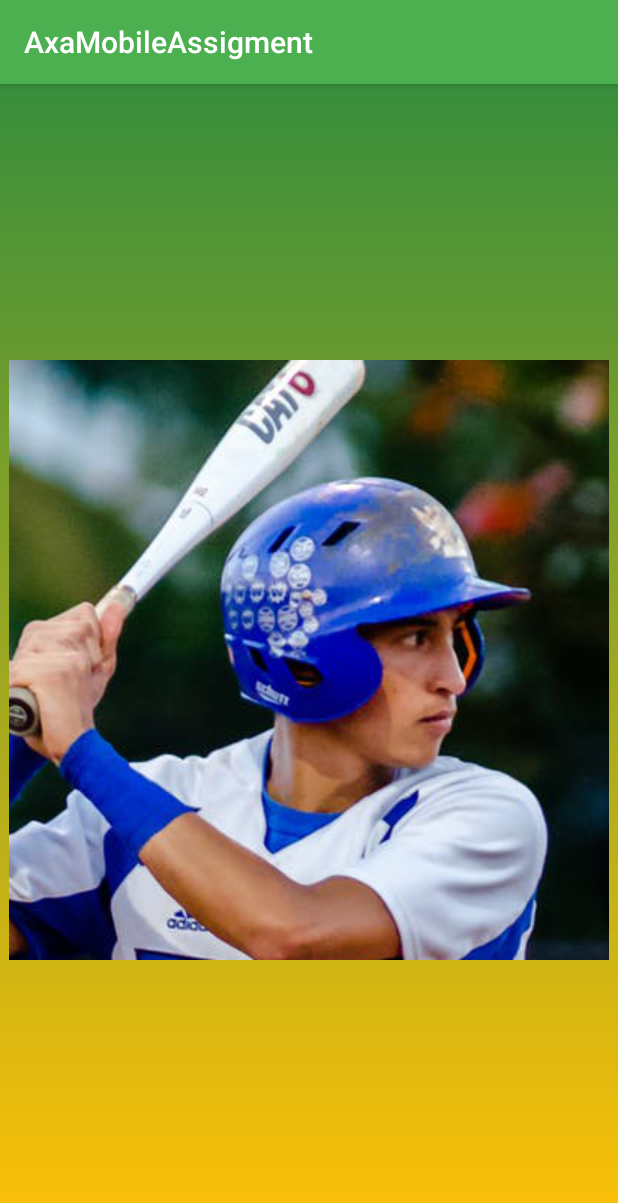
After one commit to ernest75/AxaAssigment, an Android app: the PhotoDetailActivity screen opened directly, with no data from a screen before it, on a phone screen of 412 x 824 dp. The commit adds this screen. Shown: the top 1203 px of the screen. Run offline under Robolectric (Android 15) with nearby library versions, the phone set to English and light mode, and no system bars; our stand-ins replace Dagger/Hilt's generated code; pictures from the network do not load; 1 statement that could not run was skipped.

Commit message:
Clean up and added PhotoDetail

```diff
--- a/AxaMobileAssigment/app/build.gradle
+++ b/AxaMobileAssigment/app/build.gradle
@@ -33,6 +33,8 @@ dependencies {
     //Volley library dependency used to do the server peticions and to use it's NetworkImageView to show pictures from a url
     implementation 'com.android.volley:volley:1.1.1'
     androidTestImplementation 'junit:junit:4.12'
+    testImplementation 'org.mockito:mockito-core:2.12.0'
+    androidTestImplementation 'org.mockito:mockito-android:2.7.22'
     implementation 'com.squareup.retrofit2:retrofit:2.3.0'
     implementation 'com.squareup.retrofit2:converter-gson:2.3.0'
 
--- /dev/null
+++ b/AxaMobileAssigment/app/src/main/java/com/example/ernest/axamobileassigment/PhotoDetailActivity.java
@@ -0,0 +1,65 @@
+package com.example.ernest.axamobileassigment;
+
+import android.content.Context;
+import android.content.Intent;
+import android.support.v7.app.AppCompatActivity;
+import android.os.Bundle;
+import android.util.Log;
+import android.view.View;
+import android.widget.ImageView;
+
+import com.bumptech.glide.GenericTransitionOptions;
+import com.example.ernest.axamobileassigment.glide.GlideApp;
+import com.example.ernest.axamobileassigment.screens.common.activities.BaseActivity;
+
+import javax.inject.Inject;
+
+public class PhotoDetailActivity extends BaseActivity {
+
+
+    private static final String LOG_TAG = "PhotoDetailActivity";
+    ImageView ivGnomePicture;
+
+    @Inject
+    Context mContext;
+
+
+    @Override
+    protected void onCreate(Bundle savedInstanceState) {
+        super.onCreate(savedInstanceState);
+        setContentView(R.layout.activity_photo_detail);
+
+        getPresentationComponent().inject(this);
+
+        ivGnomePicture = findViewById(R.id.ivGnomePhoto);
+
+
+    }
+
+    @Override
+    protected void onResume() {
+        super.onResume();
+        Intent intent = getIntent();
+        String urlImage = intent.getStringExtra(Constants.GNOME_PICTURE);
+        GlideApp
+                .with(mContext)
+                .load(urlImage)
+                .centerCrop()
+                .transition(GenericTransitionOptions.with(R.anim.zoom_in))
+                .into(ivGnomePicture);
+
+    }
+
+    @Override
+    protected void onDestroy() {
+        Log.e(LOG_TAG, "IS CALLED");
+        super.onDestroy();
+    }
+
+    @Override
+    public void onBackPressed() {
+        ivGnomePicture.setVisibility(View.GONE);
+        super.onBackPressed();
+
+    }
+}
--- a/AxaMobileAssigment/app/src/main/java/com/example/ernest/axamobileassigment/dependencyinjection/presentation/PresentationComponent.java
+++ b/AxaMobileAssigment/app/src/main/java/com/example/ernest/axamobileassigment/dependencyinjection/presentation/PresentationComponent.java
@@ -4,6 +4,7 @@ package com.example.ernest.axamobileassigment.dependencyinjection.presentation;
 
 import com.example.ernest.axamobileassigment.GnomesDetail;
 import com.example.ernest.axamobileassigment.MainActivity;
+import com.example.ernest.axamobileassigment.PhotoDetailActivity;
 
 import javax.inject.Singleton;
 
@@ -16,4 +17,6 @@ public interface PresentationComponent {
     void inject(MainActivity mainActivity);
 
     void inject(GnomesDetail gnomesDetail);
+
+    void inject(PhotoDetailActivity photoDetailActivity);
 }
--- /dev/null
+++ b/AxaMobileAssigment/app/src/main/res/anim/zoom_in.xml
@@ -0,0 +1,14 @@
+<?xml version="1.0" encoding="utf-8"?>
+<set xmlns:android="http://schemas.android.com/apk/res/android"
+    android:fillAfter="true">
+
+    <scale
+        android:duration="@android:integer/config_longAnimTime"
+        android:fromXScale="0.1"
+        android:fromYScale="0.1"
+        android:pivotX="50%"
+        android:pivotY="50%"
+        android:toXScale="1"
+        android:toYScale="1"/>
+
+</set>
--- /dev/null
+++ b/AxaMobileAssigment/app/src/main/res/layout/activity_photo_detail.xml
@@ -0,0 +1,25 @@
+<?xml version="1.0" encoding="utf-8"?>
+<android.support.constraint.ConstraintLayout
+    xmlns:android="http://schemas.android.com/apk/res/android"
+    xmlns:app="http://schemas.android.com/apk/res-auto"
+    xmlns:tools="http://schemas.android.com/tools"
+    android:layout_width="match_parent"
+    android:layout_height="match_parent"
+    android:background="@drawable/gradient"
+    tools:context=".PhotoDetailActivity">
+
+    <ImageView
+        android:src="@drawable/picture_placeholder"
+        android:id="@+id/ivGnomePhoto"
+        android:layout_width="wrap_content"
+        android:layout_height="wrap_content"
+        android:layout_marginStart="8dp"
+        android:layout_marginTop="8dp"
+        android:layout_marginEnd="8dp"
+        android:layout_marginBottom="8dp"
+        app:layout_constraintBottom_toBottomOf="parent"
+        app:layout_constraintEnd_toEndOf="parent"
+        app:layout_constraintStart_toStartOf="parent"
+        app:layout_constraintTop_toTopOf="parent"
+        android:transitionName="transition_gnome_photo"/>
+</android.support.constraint.ConstraintLayout>
--- a/AxaMobileAssigment/app/src/main/res/values/strings.xml
+++ b/AxaMobileAssigment/app/src/main/res/values/strings.xml
@@ -17,6 +17,7 @@
     <string name="some_name">Some Name</string>
     <string name="gnome_name_placeholder">Tobus QuickWistle</string>
     <string name="gnome_age_placeholder">140</string>
+    <string name="gnome_photo_transition">gnomePhotoTransition</string>
 
 
 </resources>
```
Also changed, not shown: AxaMobileAssigment/app/src/main/AndroidManifest.xml (+12 -13 lines), AxaMobileAssigment/app/src/main/java/com/example/ernest/axamobileassigment/GnomesDetail.java (+24 -26 lines), AxaMobileAssigment/app/src/main/java/com/example/ernest/axamobileassigment/MainActivity.java (+6 -119 lines), AxaMobileAssigment/app/src/main/java/com/example/ernest/axamobileassigment/adapters/AxaAssigmentGnomesAdapter.java (+0 -30 lines).
